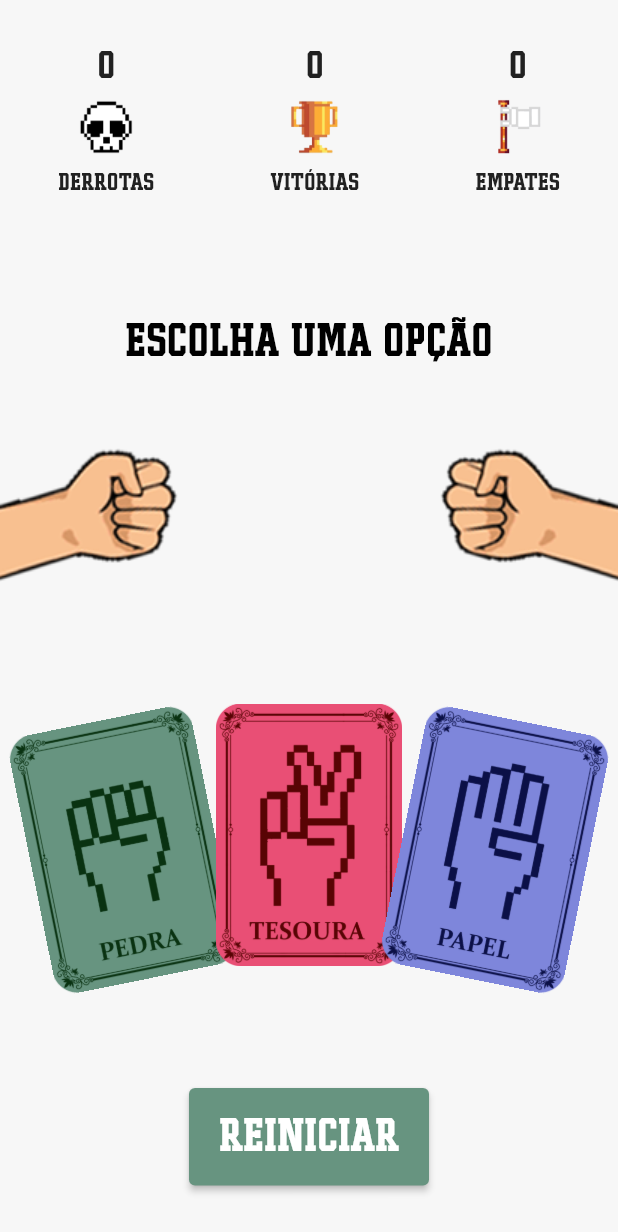
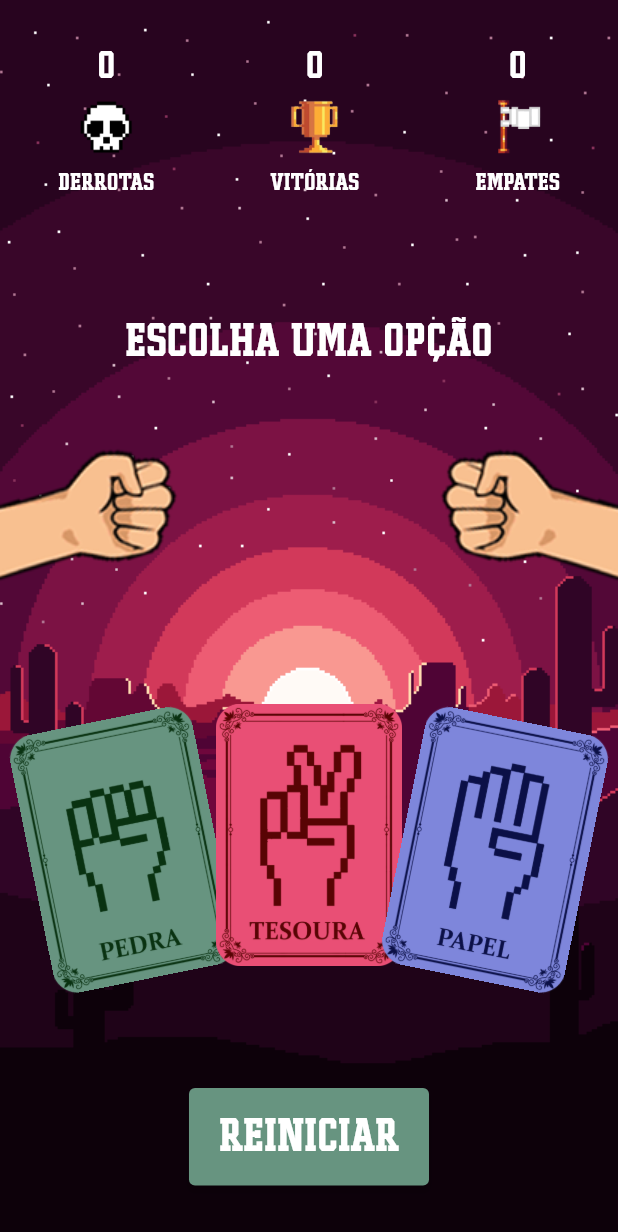
Before and after one commit to ed-morais/flutter_jokenpo, a Flutter app: the screen it shows after launch, on a phone screen of 412 x 824 dp. Shown: the top 1232 px of the screen. Run offline on Flutter 3.47's test engine with Material 2 defaults, Android fonts, the phone set to English and light mode, and no system bars; our stand-ins replace audioplayers.

Commit message:
feat: add background image and change font color

```diff
--- a/lib/app/jokenpo_game.dart
+++ b/lib/app/jokenpo_game.dart
@@ -118,17 +118,17 @@ class _JokenpoGameState extends State<JokenpoGame> {
       //   title: const Text('JOKENPÔ'),
       //   centerTitle: true,
       // ),
-      backgroundColor: const Color(0xffF7F7F7),
+      // backgroundColor: const Color(0xffF7F7F7),
       body: Stack(
         children: [
-          // Container(
-          //   decoration: const BoxDecoration(
-          //     image: DecorationImage(
-          //       image: AssetImage("assets/images/background.png"),
-          //       fit: BoxFit.cover,
-          //     ),
-          //   ),
-          // ),
+          Container(
+            decoration: const BoxDecoration(
+              image: DecorationImage(
+                image: AssetImage("assets/images/background.png"),
+                fit: BoxFit.cover,
+              ),
+            ),
+          ),
           SafeArea(
             child: Column(
               // crossAxisAlignment: CrossAxisAlignment.stretch,
--- a/lib/constants/const.dart
+++ b/lib/constants/const.dart
@@ -9,17 +9,19 @@ String kcardRockBlockedPath = "assets/images/card_rock_blocked.png";
 String kcardScissorsBlockedPath = "assets/images/card_scissors_blocked.png";
 
 const kScoreNumberTextStyle = TextStyle(
+  color: Color(0xffffffff),
   fontSize: 25,
   fontFamily: 'Player',
 );
 
 const kScoreDescriptionTextStyle = TextStyle(
+  color: Color(0xffffffff),
   fontSize: 16,
   fontFamily: 'Player',
 );
 
 TextStyle kPlayerLarge = const TextStyle(
-  color: Color(0xff000000),
+  color: Color(0xffffffff),
   fontSize: 30,
   fontFamily: 'Player',
 );
```
Also changed, not shown: assets/images/background.png, assets/images/backgroundd.jpeg (added).
